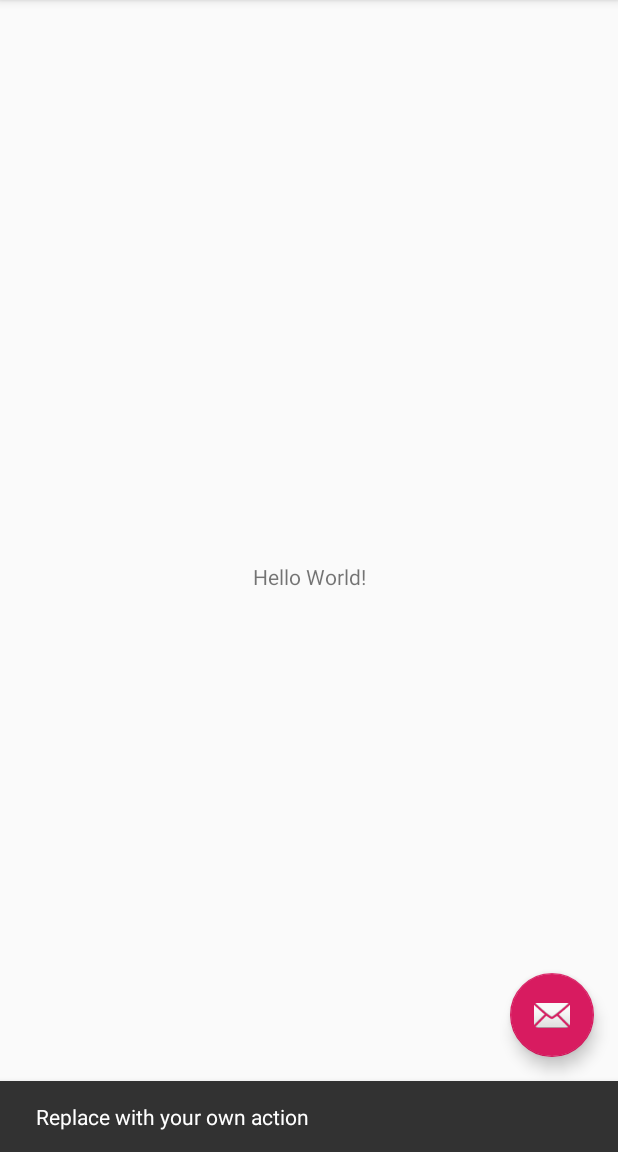
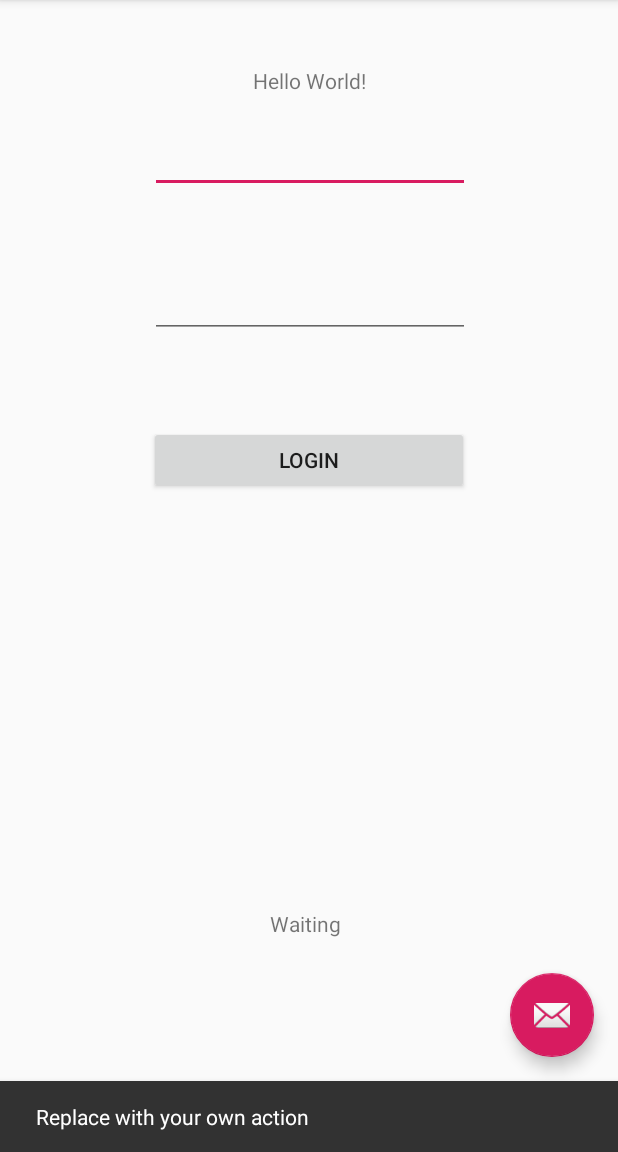
Before and after one commit to jzrlza/Plant-Soil-B-Plus, an Android app: the screen it shows after launch (MainActivity), after a tap on an icon or button, on a phone screen of 412 x 824 dp, the part 84-1236 px from its top. Run offline under Robolectric (Android 15) with nearby library versions, the phone set to English and light mode, and no system bars.

Commit message:
Login Screen created in basic simple way.

```diff
--- a/app/src/main/java/com/plantsoilbplus/jbcom/plantsoilbplus/MainActivity.java
+++ b/app/src/main/java/com/plantsoilbplus/jbcom/plantsoilbplus/MainActivity.java
@@ -8,15 +8,19 @@ import android.support.v7.widget.Toolbar;
 import android.view.View;
 import android.view.Menu;
 import android.view.MenuItem;
+import android.widget.EditText;
+import android.util.Log;
 
 public class MainActivity extends AppCompatActivity {
-
+    EditText UsernameEt, PasswordEt;
     @Override
     protected void onCreate(Bundle savedInstanceState) {
         super.onCreate(savedInstanceState);
         setContentView(R.layout.activity_main);
         Toolbar toolbar = (Toolbar) findViewById(R.id.toolbar);
         setSupportActionBar(toolbar);
+        UsernameEt = (EditText)findViewById(R.id.username_edit);
+        PasswordEt = (EditText)findViewById(R.id.password_edit);
 
         FloatingActionButton fab = (FloatingActionButton) findViewById(R.id.fab);
         fab.setOnClickListener(new View.OnClickListener() {
@@ -26,6 +30,15 @@ public class MainActivity extends AppCompatActivity {
                         .setAction("Action", null).show();
             }
         });
+    }
+
+    public void OnLogin(View view) {
+        String username = UsernameEt.getText().toString();
+        String password = PasswordEt.getText().toString();
+        String type = "login";
+        Log.e("Login Test",username + ", " + password);
+        //BackgroundWorker backgroundWorker = new BackgroundWorker(this);
+        //backgroundWorker.execute(type, username, password);
     }
 
     @Override
--- a/app/src/main/res/layout/content_main.xml
+++ b/app/src/main/res/layout/content_main.xml
@@ -9,12 +9,83 @@
     tools:showIn="@layout/activity_main">
 
     <TextView
+        android:id="@+id/textView3"
         android:layout_width="wrap_content"
-        android:layout_height="wrap_content"
+        android:layout_height="18dp"
+        android:layout_marginTop="44dp"
+        android:layout_marginBottom="8dp"
         android:text="Hello World!"
         app:layout_constraintBottom_toBottomOf="parent"
         app:layout_constraintLeft_toLeftOf="parent"
         app:layout_constraintRight_toRightOf="parent"
+        app:layout_constraintTop_toTopOf="parent"
+        app:layout_constraintVertical_bias="0.0" />
+
+    <EditText
+        android:id="@+id/username_edit"
+        android:layout_width="wrap_content"
+        android:layout_height="wrap_content"
+        android:layout_marginStart="8dp"
+        android:layout_marginLeft="8dp"
+        android:layout_marginTop="8dp"
+        android:layout_marginEnd="8dp"
+        android:layout_marginRight="8dp"
+        android:layout_marginBottom="8dp"
+        android:ems="10"
+        android:inputType="textPersonName"
+        app:layout_constraintBottom_toTopOf="@+id/password_edit"
+        app:layout_constraintEnd_toEndOf="parent"
+        app:layout_constraintHorizontal_bias="0.503"
+        app:layout_constraintStart_toStartOf="parent"
+        app:layout_constraintTop_toTopOf="parent"
+        app:layout_constraintVertical_bias="0.637" />
+
+    <EditText
+        android:id="@+id/password_edit"
+        android:layout_width="wrap_content"
+        android:layout_height="0dp"
+        android:layout_marginStart="8dp"
+        android:layout_marginLeft="8dp"
+        android:layout_marginTop="180dp"
+        android:layout_marginEnd="8dp"
+        android:layout_marginRight="8dp"
+        android:ems="10"
+        android:inputType="textPassword"
+        app:layout_constraintEnd_toEndOf="parent"
+        app:layout_constraintHorizontal_bias="0.503"
+        app:layout_constraintStart_toStartOf="parent"
         app:layout_constraintTop_toTopOf="parent" />
 
+    <Button
+        android:id="@+id/login_btn"
+        android:layout_width="213dp"
+        android:layout_height="45dp"
+        android:layout_marginStart="8dp"
+        android:layout_marginLeft="8dp"
+        android:layout_marginTop="260dp"
+        android:layout_marginEnd="8dp"
+        android:layout_marginRight="8dp"
+        android:layout_marginBottom="8dp"
+        android:onClick="OnLogin"
+        android:text="Login"
+        app:layout_constraintBottom_toBottomOf="parent"
+        app:layout_constraintEnd_toEndOf="parent"
+        app:layout_constraintStart_toStartOf="parent"
+        app:layout_constraintTop_toTopOf="parent"
+        app:layout_constraintVertical_bias="0.053" />
+
+    <TextView
+        android:id="@+id/login_msg"
+        android:layout_width="52dp"
+        android:layout_height="26dp"
+        android:layout_marginStart="8dp"
+        android:layout_marginLeft="8dp"
+        android:layout_marginEnd="8dp"
+        android:layout_marginRight="8dp"
+        android:layout_marginBottom="136dp"
+        android:text="Waiting"
+        app:layout_constraintBottom_toBottomOf="parent"
+        app:layout_constraintEnd_toEndOf="parent"
+        app:layout_constraintStart_toStartOf="parent" />
+
 </android.support.constraint.ConstraintLayout>
```
